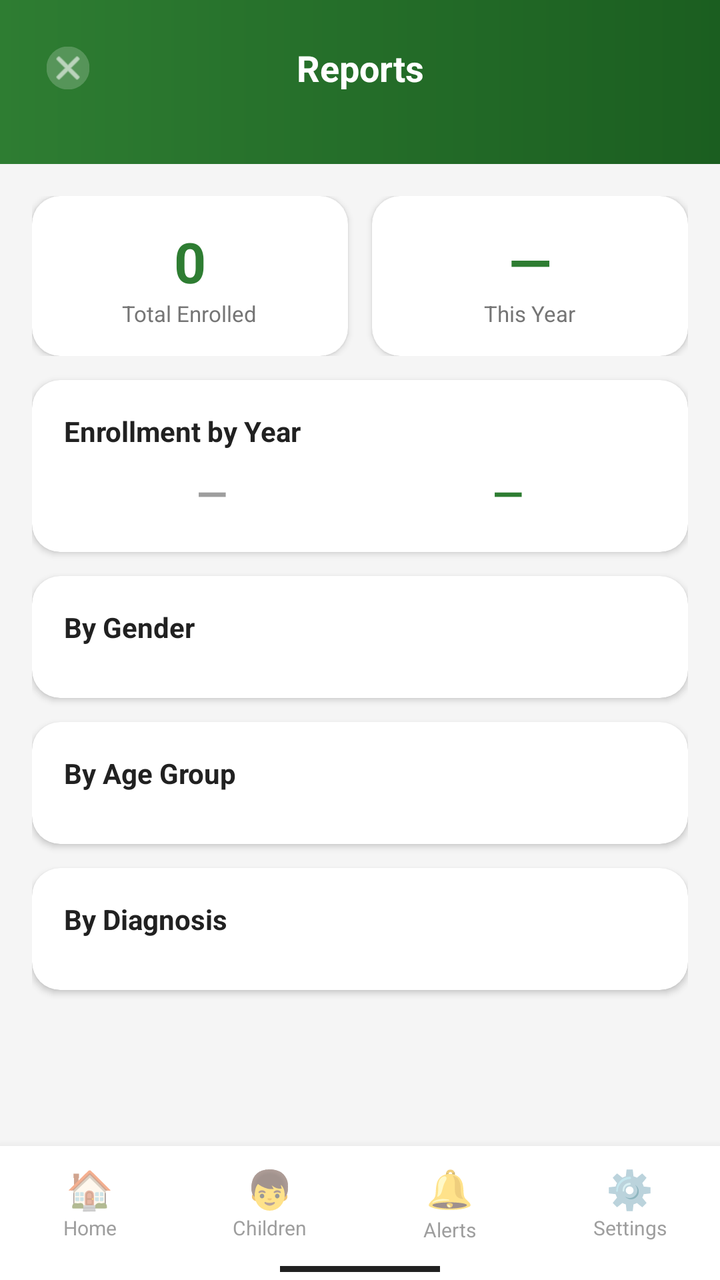
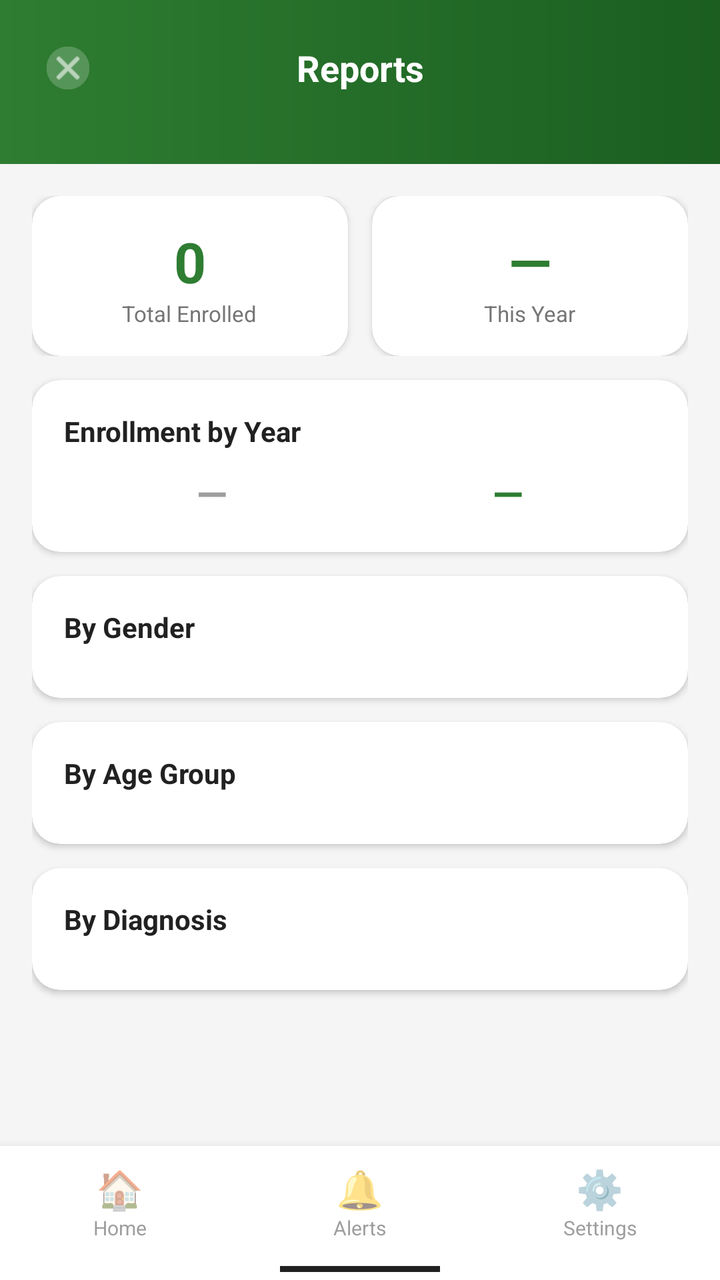

Screens rendered from an Android XML layout before and after an edit, with the pre-edit source and the edit as a unified diff.
<!-- AndroidManifest.xml: application theme Theme.AlamadaChildMonitor -->
<!-- res/layout/activity_reports.xml -->
<?xml version="1.0" encoding="utf-8"?>
<LinearLayout
    xmlns:android="http://schemas.android.com/apk/res/android"
    xmlns:app="http://schemas.android.com/apk/res-auto"
    android:layout_width="match_parent"
    android:layout_height="match_parent"
    android:orientation="vertical"
    android:background="#F5F5F5">

    
    <LinearLayout android:layout_width="match_parent" android:layout_height="wrap_content"
        android:background="@drawable/header_green_gradient" android:orientation="vertical"
        android:padding="16dp" android:paddingTop="36dp" android:paddingBottom="14dp">

        <LinearLayout android:layout_width="match_parent" android:layout_height="wrap_content"
            android:orientation="horizontal" android:gravity="center_vertical"
            android:layout_marginBottom="14dp">
            <ImageButton android:id="@+id/btn_back"
                android:layout_width="36dp" android:layout_height="36dp"
                android:background="@drawable/circle_white_20_bg"
                android:src="@android:drawable/ic_menu_close_clear_cancel"
                android:scaleX="0.6" android:scaleY="0.6" android:tint="#FFFFFF"/>
            <TextView android:layout_width="0dp" android:layout_height="wrap_content"
                android:layout_weight="1" android:text="Reports"
                android:textColor="#FFFFFF" android:textSize="18sp" android:textStyle="bold"
                android:gravity="center"/>
            <View android:layout_width="36dp" android:layout_height="36dp"/>
        </LinearLayout>

        
        <com.google.android.material.button.MaterialButtonToggleGroup
            android:id="@+id/toggle_reports"
            android:layout_width="match_parent"
            android:layout_height="wrap_content"
            app:singleSelection="true"
            app:selectionRequired="true">
            <com.google.android.material.button.MaterialButton
                android:id="@+id/btn_tab_enrollment"
                android:layout_width="0dp"
                android:layout_weight="1"
                android:text="Enrollment"
                style="@style/Widget.Material3.Button.OutlinedButton"
                android:textColor="#FFFFFF"
                app:strokeColor="#FFFFFF"/>
            <com.google.android.material.button.MaterialButton
                android:id="@+id/btn_tab_attendance"
                android:layout_width="0dp"
                android:layout_weight="1"
                android:text="Attendance"
                style="@style/Widget.Material3.Button.OutlinedButton"
                android:textColor="#FFFFFF"
                app:strokeColor="#FFFFFF"/>
        </com.google.android.material.button.MaterialButtonToggleGroup>
    </LinearLayout>

    
    <ScrollView android:id="@+id/scroll_enrollment"
        android:layout_width="match_parent"
        android:layout_height="0dp"
        android:layout_weight="1"
        android:fillViewport="true"
        android:visibility="visible">

        <LinearLayout android:layout_width="match_parent" android:layout_height="wrap_content"
            android:orientation="vertical" android:padding="16dp">

            
            <LinearLayout android:layout_width="match_parent" android:layout_height="wrap_content"
                android:orientation="horizontal" android:layout_marginBottom="12dp">
                <androidx.cardview.widget.CardView
                    android:layout_width="0dp" android:layout_height="wrap_content"
                    android:layout_weight="1" android:layout_marginEnd="6dp"
                    app:cardCornerRadius="14dp" app:cardElevation="2dp" app:cardBackgroundColor="#FFFFFF">
                    <LinearLayout android:layout_width="match_parent" android:layout_height="wrap_content"
                        android:orientation="vertical" android:padding="14dp" android:gravity="center">
                        <TextView android:id="@+id/tv_total_enrolled"
                            android:layout_width="wrap_content" android:layout_height="wrap_content"
                            android:text="0" android:textSize="28sp" android:textStyle="bold"
                            android:textColor="@color/primary"/>
                        <TextView android:layout_width="wrap_content" android:layout_height="wrap_content"
                            android:text="Total Enrolled" android:textSize="11sp"
                            android:textColor="@color/text_secondary"/>
                    </LinearLayout>
                </androidx.cardview.widget.CardView>
                <androidx.cardview.widget.CardView
                    android:layout_width="0dp" android:layout_height="wrap_content"
                    android:layout_weight="1" android:layout_marginStart="6dp"
                    app:cardCornerRadius="14dp" app:cardElevation="2dp" app:cardBackgroundColor="#FFFFFF">
                    <LinearLayout android:layout_width="match_parent" android:layout_height="wrap_content"
                        android:orientation="vertical" android:padding="14dp" android:gravity="center">
                        <TextView android:id="@+id/tv_avg_attendance_enr"
                            android:layout_width="wrap_content" android:layout_height="wrap_content"
                            android:text="—" android:textSize="28sp" android:textStyle="bold"
                            android:textColor="@color/primary"/>
                        <TextView android:layout_width="wrap_content" android:layout_height="wrap_content"
                            android:text="This Year" android:textSize="11sp"
                            android:textColor="@color/text_secondary"/>
                    </LinearLayout>
                </androidx.cardview.widget.CardView>
            </LinearLayout>

            
            <androidx.cardview.widget.CardView
                android:layout_width="match_parent" android:layout_height="wrap_content"
                android:layout_marginBottom="12dp"
                app:cardCornerRadius="14dp" app:cardElevation="2dp" app:cardBackgroundColor="#FFFFFF">
                <LinearLayout android:layout_width="match_parent" android:layout_height="wrap_content"
                    android:orientation="vertical" android:padding="16dp">
                    <TextView android:layout_width="wrap_content" android:layout_height="wrap_content"
                        android:text="Enrollment by Year" android:textSize="14sp"
                        android:textStyle="bold" android:textColor="#212121"
                        android:layout_marginBottom="8dp"/>
                    <LinearLayout android:layout_width="match_parent" android:layout_height="wrap_content"
                        android:orientation="horizontal">
                        <TextView android:id="@+id/tv_prev_year"
                            android:layout_width="0dp" android:layout_height="wrap_content"
                            android:layout_weight="1" android:gravity="center"
                            android:text="—" android:textSize="20sp" android:textStyle="bold"
                            android:textColor="#9E9E9E"/>
                        <TextView android:id="@+id/tv_curr_year"
                            android:layout_width="0dp" android:layout_height="wrap_content"
                            android:layout_weight="1" android:gravity="center"
                            android:text="—" android:textSize="20sp" android:textStyle="bold"
                            android:textColor="@color/primary"/>
                    </LinearLayout>
                </LinearLayout>
            </androidx.cardview.widget.CardView>

            
            <androidx.cardview.widget.CardView
                android:layout_width="match_parent" android:layout_height="wrap_content"
                android:layout_marginBottom="12dp"
                app:cardCornerRadius="14dp" app:cardElevation="2dp" app:cardBackgroundColor="#FFFFFF">
                <LinearLayout android:layout_width="match_parent" android:layout_height="wrap_content"
                    android:orientation="vertical" android:padding="16dp">
                    <TextView android:layout_width="wrap_content" android:layout_height="wrap_content"
                        android:text="By Gender" android:textSize="14sp"
                        android:textStyle="bold" android:textColor="#212121"
                        android:layout_marginBottom="10dp"/>
                    <LinearLayout android:id="@+id/layout_gender"
                        android:layout_width="match_parent" android:layout_height="wrap_content"
                        android:orientation="horizontal"/>
                </LinearLayout>
            </androidx.cardview.widget.CardView>

            
            <androidx.cardview.widget.CardView
                android:layout_width="match_parent" android:layout_height="wrap_content"
                android:layout_marginBottom="12dp"
                app:cardCornerRadius="14dp" app:cardElevation="2dp" app:cardBackgroundColor="#FFFFFF">
                <LinearLayout android:layout_width="match_parent" android:layout_height="wrap_content"
                    android:orientation="vertical" android:padding="16dp">
                    <TextView android:layout_width="wrap_content" android:layout_height="wrap_content"
                        android:text="By Age Group" android:textSize="14sp"
                        android:textStyle="bold" android:textColor="#212121"
                        android:layout_marginBottom="10dp"/>
                    <LinearLayout android:id="@+id/layout_age_groups"
                        android:layout_width="match_parent" android:layout_height="wrap_content"
                        android:orientation="vertical"/>
                </LinearLayout>
            </androidx.cardview.widget.CardView>

            
            <androidx.cardview.widget.CardView
                android:layout_width="match_parent" android:layout_height="wrap_content"
                android:layout_marginBottom="12dp"
                app:cardCornerRadius="14dp" app:cardElevation="2dp" app:cardBackgroundColor="#FFFFFF">
                <LinearLayout android:layout_width="match_parent" android:layout_height="wrap_content"
                    android:orientation="vertical" android:padding="16dp">
                    <TextView android:layout_width="wrap_content" android:layout_height="wrap_content"
                        android:text="By Diagnosis" android:textSize="14sp"
                        android:textStyle="bold" android:textColor="#212121"
                        android:layout_marginBottom="10dp"/>
                    <LinearLayout android:id="@+id/layout_diagnosis"
                        android:layout_width="match_parent" android:layout_height="wrap_content"
                        android:orientation="vertical"/>
                </LinearLayout>
            </androidx.cardview.widget.CardView>

        </LinearLayout>
    </ScrollView>

    
    <LinearLayout android:id="@+id/layout_attendance_report"
        android:layout_width="match_parent"
        android:layout_height="0dp"
        android:layout_weight="1"
        android:orientation="vertical"
        android:visibility="gone">

        
        <LinearLayout android:layout_width="match_parent" android:layout_height="wrap_content"
            android:orientation="horizontal" android:gravity="center_vertical"
            android:background="@color/white" android:padding="12dp">
            <ImageButton android:id="@+id/btn_prev_month"
                android:layout_width="36dp" android:layout_height="36dp"
                android:background="@drawable/circle_white_20_bg"
                android:src="@android:drawable/ic_media_previous"
                android:scaleX="0.7" android:scaleY="0.7"/>
            <TextView android:id="@+id/tv_report_month"
                android:layout_width="0dp" android:layout_height="wrap_content"
                android:layout_weight="1" android:gravity="center"
                android:text="—" android:textSize="15sp" android:textStyle="bold"
                android:textColor="#212121"/>
            <ImageButton android:id="@+id/btn_next_month"
                android:layout_width="36dp" android:layout_height="36dp"
                android:background="@drawable/circle_white_20_bg"
                android:src="@android:drawable/ic_media_next"
                android:scaleX="0.7" android:scaleY="0.7"/>
        </LinearLayout>

        
        <LinearLayout android:layout_width="match_parent" android:layout_height="wrap_content"
            android:orientation="horizontal" android:padding="12dp"
            android:background="@color/white" android:elevation="2dp">
            <LinearLayout android:layout_width="0dp" android:layout_height="wrap_content"
                android:layout_weight="1" android:orientation="vertical" android:gravity="center">
                <TextView android:id="@+id/tv_avg_attendance"
                    android:layout_width="wrap_content" android:layout_height="wrap_content"
                    android:text="—" android:textSize="24sp" android:textStyle="bold"
                    android:textColor="@color/primary"/>
                <TextView android:layout_width="wrap_content" android:layout_height="wrap_content"
                    android:text="Avg Attendance" android:textSize="11sp"
                    android:textColor="@color/text_secondary"/>
            </LinearLayout>
            <LinearLayout android:layout_width="0dp" android:layout_height="wrap_content"
                android:layout_weight="1" android:orientation="vertical" android:gravity="center">
                <TextView android:id="@+id/tv_report_total_children"
                    android:layout_width="wrap_content" android:layout_height="wrap_content"
                    android:text="—" android:textSize="24sp" android:textStyle="bold"
                    android:textColor="@color/primary"/>
                <TextView android:layout_width="wrap_content" android:layout_height="wrap_content"
                    android:text="Children" android:textSize="11sp"
                    android:textColor="@color/text_secondary"/>
            </LinearLayout>
        </LinearLayout>

        
        <androidx.swiperefreshlayout.widget.SwipeRefreshLayout
            android:id="@+id/swipe_refresh_attendance"
            android:layout_width="match_parent"
            android:layout_height="0dp"
            android:layout_weight="1">
            <FrameLayout android:layout_width="match_parent" android:layout_height="match_parent"
                android:padding="8dp">
                <androidx.recyclerview.widget.RecyclerView
                    android:id="@+id/rv_attendance_report"
                    android:layout_width="match_parent" android:layout_height="match_parent"/>
                <ProgressBar android:id="@+id/progress_bar_attendance"
                    android:layout_width="wrap_content" android:layout_height="wrap_content"
                    android:layout_gravity="center" android:visibility="gone"/>
                <TextView android:id="@+id/tv_empty_attendance"
                    android:layout_width="wrap_content" android:layout_height="wrap_content"
                    android:layout_gravity="center"
                    android:text="No attendance data for this month."
                    android:textColor="@color/text_secondary" android:gravity="center"
                    android:visibility="gone"/>
            </FrameLayout>
        </androidx.swiperefreshlayout.widget.SwipeRefreshLayout>
    </LinearLayout>

    
    <ProgressBar android:id="@+id/progress_bar_enrollment"
        android:layout_width="wrap_content" android:layout_height="wrap_content"
        android:layout_gravity="center" android:visibility="gone"/>

    
    <include layout="@layout/include_staff_bottom_nav"/>

</LinearLayout>
<!-- res/layout/include_staff_bottom_nav.xml (included above) -->
<?xml version="1.0" encoding="utf-8"?>
<LinearLayout
    xmlns:android="http://schemas.android.com/apk/res/android"
    android:layout_width="match_parent"
    android:layout_height="wrap_content"
    android:background="#FFFFFF"
    android:orientation="vertical"
    android:elevation="8dp">

    <LinearLayout
        android:layout_width="match_parent"
        android:layout_height="56dp"
        android:orientation="horizontal">

        
        <LinearLayout
            android:id="@+id/tab_home"
            android:layout_width="0dp"
            android:layout_height="match_parent"
            android:layout_weight="1"
            android:orientation="vertical"
            android:gravity="center"
            android:background="?attr/selectableItemBackgroundBorderless"
            android:clickable="true"
            android:focusable="true">
            <TextView android:layout_width="wrap_content" android:layout_height="wrap_content"
                android:text="🏠" android:textSize="19sp" android:gravity="center"/>
            <TextView android:id="@+id/tab_home_label"
                android:layout_width="wrap_content" android:layout_height="wrap_content"
                android:text="Home" android:textSize="10sp" android:textColor="#9E9E9E"/>
        </LinearLayout>

        
        <LinearLayout
            android:id="@+id/tab_children"
            android:layout_width="0dp"
            android:layout_height="match_parent"
            android:layout_weight="1"
            android:orientation="vertical"
            android:gravity="center"
            android:background="?attr/selectableItemBackgroundBorderless"
            android:clickable="true"
            android:focusable="true">
            <TextView android:layout_width="wrap_content" android:layout_height="wrap_content"
                android:text="👦" android:textSize="19sp" android:gravity="center"/>
            <TextView android:id="@+id/tab_children_label"
                android:layout_width="wrap_content" android:layout_height="wrap_content"
                android:text="Children" android:textSize="10sp" android:textColor="#9E9E9E"/>
        </LinearLayout>

        
        <LinearLayout
            android:id="@+id/tab_notifications"
            android:layout_width="0dp"
            android:layout_height="match_parent"
            android:layout_weight="1"
            android:orientation="vertical"
            android:gravity="center"
            android:background="?attr/selectableItemBackgroundBorderless"
            android:clickable="true"
            android:focusable="true">
            <FrameLayout android:layout_width="28dp" android:layout_height="28dp">
                <TextView android:layout_width="wrap_content" android:layout_height="wrap_content"
                    android:text="🔔" android:textSize="19sp" android:gravity="center"
                    android:layout_gravity="center"/>
                <TextView
                    android:id="@+id/tv_nav_notif_badge"
                    android:layout_width="14dp"
                    android:layout_height="14dp"
                    android:background="@drawable/badge_red_circle"
                    android:textColor="#FFFFFF"
                    android:textSize="8sp"
                    android:textStyle="bold"
                    android:gravity="center"
                    android:layout_gravity="top|end"
                    android:visibility="gone"/>
            </FrameLayout>
            <TextView android:id="@+id/tab_notifications_label"
                android:layout_width="wrap_content" android:layout_height="wrap_content"
                android:text="Alerts" android:textSize="10sp" android:textColor="#9E9E9E"/>
        </LinearLayout>

        
        <LinearLayout
            android:id="@+id/tab_settings"
            android:layout_width="0dp"
            android:layout_height="match_parent"
            android:layout_weight="1"
            android:orientation="vertical"
            android:gravity="center"
            android:background="?attr/selectableItemBackgroundBorderless"
            android:clickable="true"
            android:focusable="true">
            <TextView android:layout_width="wrap_content" android:layout_height="wrap_content"
                android:text="⚙️" android:textSize="19sp" android:gravity="center"/>
            <TextView android:id="@+id/tab_settings_label"
                android:layout_width="wrap_content" android:layout_height="wrap_content"
                android:text="Settings" android:textSize="10sp" android:textColor="#9E9E9E"/>
        </LinearLayout>

    </LinearLayout>

    <View
        android:layout_width="80dp"
        android:layout_height="3dp"
        android:background="#212121"
        android:layout_gravity="center_horizontal"
        android:layout_marginTop="4dp"
        android:layout_marginBottom="4dp"/>

</LinearLayout>
<!-- resources referenced by this layout -->
<resources>
  <color name="primary">         #2E7D32</color>
  <color name="text_secondary">  #757575</color>
  <color name="white">           #FFFFFF</color>
  <!-- drawable badge_red_circle (drawable) -->
  <?xml version="1.0" encoding="utf-8"?>
  <shape xmlns:android="http://schemas.android.com/apk/res/android"
      android:shape="oval">
      <solid android:color="#C62828"/>
  </shape>
  <!-- drawable circle_white_20_bg (drawable) -->
  <?xml version="1.0" encoding="utf-8"?>
  <shape xmlns:android="http://schemas.android.com/apk/res/android"
      android:shape="oval">
      <solid android:color="#33FFFFFF"/>
  </shape>
  <!-- drawable header_green_gradient (drawable) -->
  <?xml version="1.0" encoding="utf-8"?>
  <shape xmlns:android="http://schemas.android.com/apk/res/android"
      android:shape="rectangle">
      <gradient
          android:startColor="#1B5E20"
          android:endColor="#2E7D32"
          android:angle="180"
          android:type="linear"/>
  </shape>
  <style name="Theme.AlamadaChildMonitor" parent="Theme.MaterialComponents.DayNight.NoActionBar">
          <item name="colorPrimary">@color/primary</item>
          <item name="colorPrimaryDark">@color/primary_dark</item>
          <item name="colorAccent">@color/accent</item>
          <item name="android:windowBackground">@color/background</item>
          <item name="android:statusBarColor">@color/primary_dark</item>
          <item name="android:navigationBarColor">@color/white</item>
      </style>
  <color name="primary_dark">    #1B5E20</color>
  <color name="accent">          #FF6F00</color>
  <color name="background">      #F5F5F5</color>
</resources>

<!-- the commit's change to res/layout/activity_reports.xml (unified diff, before → after) -->
@@ -265,118 +265,44 @@
         android:layout_gravity="center" android:visibility="gone"/>
 
     
-    <include layout="@layout/include_staff_bottom_nav"/>
+    <LinearLayout android:layout_width="match_parent" android:layout_height="wrap_content"
+        android:background="#FFFFFF" android:orientation="vertical" android:elevation="8dp">
+        <LinearLayout android:layout_width="match_parent" android:layout_height="56dp"
+            android:orientation="horizontal">
+            <LinearLayout android:id="@+id/tab_home"
+                android:layout_width="0dp" android:layout_height="match_parent" android:layout_weight="1"
+                android:orientation="vertical" android:gravity="center"
+                android:background="?attr/selectableItemBackgroundBorderless"
+                android:clickable="true" android:focusable="true">
+                <TextView android:layout_width="wrap_content" android:layout_height="wrap_content"
+                    android:text="🏠" android:textSize="19sp" android:gravity="center"/>
+                <TextView android:layout_width="wrap_content" android:layout_height="wrap_content"
+                    android:text="Home" android:textSize="10sp" android:textColor="#9E9E9E"/>
+            </LinearLayout>
+            <LinearLayout android:id="@+id/tab_notifications"
+                android:layout_width="0dp" android:layout_height="match_parent" android:layout_weight="1"
+                android:orientation="vertical" android:gravity="center"
+                android:background="?attr/selectableItemBackgroundBorderless"
+                android:clickable="true" android:focusable="true">
+                <TextView android:layout_width="wrap_content" android:layout_height="wrap_content"
+                    android:text="🔔" android:textSize="19sp" android:gravity="center"/>
+                <TextView android:layout_width="wrap_content" android:layout_height="wrap_content"
+                    android:text="Alerts" android:textSize="10sp" android:textColor="#9E9E9E"/>
+            </LinearLayout>
+            <LinearLayout android:id="@+id/tab_settings"
+                android:layout_width="0dp" android:layout_height="match_parent" android:layout_weight="1"
+                android:orientation="vertical" android:gravity="center"
+                android:background="?attr/selectableItemBackgroundBorderless"
+                android:clickable="true" android:focusable="true">
+                <TextView android:layout_width="wrap_content" android:layout_height="wrap_content"
+                    android:text="⚙️" android:textSize="19sp" android:gravity="center"/>
+                <TextView android:layout_width="wrap_content" android:layout_height="wrap_content"
+                    android:text="Settings" android:textSize="10sp" android:textColor="#9E9E9E"/>
+            </LinearLayout>
+        </LinearLayout>
+        <View android:layout_width="80dp" android:layout_height="3dp" android:background="#212121"
+            android:layout_gravity="center_horizontal"
+            android:layout_marginTop="4dp" android:layout_marginBottom="4dp"/>
+    </LinearLayout>
 
 </LinearLayout>
-<!-- res/layout/include_staff_bottom_nav.xml (included above) -->
-<?xml version="1.0" encoding="utf-8"?>
-<LinearLayout
-    xmlns:android="http://schemas.android.com/apk/res/android"
-    android:layout_width="match_parent"
-    android:layout_height="wrap_content"
-    android:background="#FFFFFF"
-    android:orientation="vertical"
-    android:elevation="8dp">
-
-    <LinearLayout
-        android:layout_width="match_parent"
-        android:layout_height="56dp"
-        android:orientation="horizontal">
-
-        
-        <LinearLayout
-            android:id="@+id/tab_home"
-            android:layout_width="0dp"
-            android:layout_height="match_parent"
-            android:layout_weight="1"
-            android:orientation="vertical"
-            android:gravity="center"
-            android:background="?attr/selectableItemBackgroundBorderless"
-            android:clickable="true"
-            android:focusable="true">
-            <TextView android:layout_width="wrap_content" android:layout_height="wrap_content"
-                android:text="🏠" android:textSize="19sp" android:gravity="center"/>
-            <TextView android:id="@+id/tab_home_label"
-                android:layout_width="wrap_content" android:layout_height="wrap_content"
-                android:text="Home" android:textSize="10sp" android:textColor="#9E9E9E"/>
-        </LinearLayout>
-
-        
-        <LinearLayout
-            android:id="@+id/tab_children"
-            android:layout_width="0dp"
-            android:layout_height="match_parent"
-            android:layout_weight="1"
-            android:orientation="vertical"
-            android:gravity="center"
-            android:background="?attr/selectableItemBackgroundBorderless"
-            android:clickable="true"
-            android:focusable="true">
-            <TextView android:layout_width="wrap_content" android:layout_height="wrap_content"
-                android:text="👦" android:textSize="19sp" android:gravity="center"/>
-            <TextView android:id="@+id/tab_children_label"
-                android:layout_width="wrap_content" android:layout_height="wrap_content"
-                android:text="Children" android:textSize="10sp" android:textColor="#9E9E9E"/>
-        </LinearLayout>
-
-        
-        <LinearLayout
-            android:id="@+id/tab_notifications"
-            android:layout_width="0dp"
-            android:layout_height="match_parent"
-            android:layout_weight="1"
-            android:orientation="vertical"
-            android:gravity="center"
-            android:background="?attr/selectableItemBackgroundBorderless"
-            android:clickable="true"
-            android:focusable="true">
-            <FrameLayout android:layout_width="28dp" android:layout_height="28dp">
-                <TextView android:layout_width="wrap_content" android:layout_height="wrap_content"
-                    android:text="🔔" android:textSize="19sp" android:gravity="center"
-                    android:layout_gravity="center"/>
-                <TextView
-                    android:id="@+id/tv_nav_notif_badge"
-                    android:layout_width="14dp"
-                    android:layout_height="14dp"
-                    android:background="@drawable/badge_red_circle"
-                    android:textColor="#FFFFFF"
-                    android:textSize="8sp"
-                    android:textStyle="bold"
-                    android:gravity="center"
-                    android:layout_gravity="top|end"
-                    android:visibility="gone"/>
-            </FrameLayout>
-            <TextView android:id="@+id/tab_notifications_label"
-                android:layout_width="wrap_content" android:layout_height="wrap_content"
-                android:text="Alerts" android:textSize="10sp" android:textColor="#9E9E9E"/>
-        </LinearLayout>
-
-        
-        <LinearLayout
-            android:id="@+id/tab_settings"
-            android:layout_width="0dp"
-            android:layout_height="match_parent"
-            android:layout_weight="1"
-            android:orientation="vertical"
-            android:gravity="center"
-            android:background="?attr/selectableItemBackgroundBorderless"
-            android:clickable="true"
-            android:focusable="true">
-            <TextView android:layout_width="wrap_content" android:layout_height="wrap_content"
-                android:text="⚙️" android:textSize="19sp" android:gravity="center"/>
-            <TextView android:id="@+id/tab_settings_label"
-                android:layout_width="wrap_content" android:layout_height="wrap_content"
-                android:text="Settings" android:textSize="10sp" android:textColor="#9E9E9E"/>
-        </LinearLayout>
-
-    </LinearLayout>
-
-    <View
-        android:layout_width="80dp"
-        android:layout_height="3dp"
-        android:background="#212121"
-        android:layout_gravity="center_horizontal"
-        android:layout_marginTop="4dp"
-        android:layout_marginBottom="4dp"/>
-
-</LinearLayout>
<!-- resource entries referenced after the edit -->
@@ -3,12 +3,6 @@
   <color name="primary">         #2E7D32</color>
   <color name="text_secondary">  #757575</color>
   <color name="white">           #FFFFFF</color>
-  <!-- drawable badge_red_circle (drawable) -->
-  <?xml version="1.0" encoding="utf-8"?>
-  <shape xmlns:android="http://schemas.android.com/apk/res/android"
-      android:shape="oval">
-      <solid android:color="#C62828"/>
-  </shape>
   <!-- drawable circle_white_20_bg (drawable) -->
   <?xml version="1.0" encoding="utf-8"?>
   <shape xmlns:android="http://schemas.android.com/apk/res/android"
